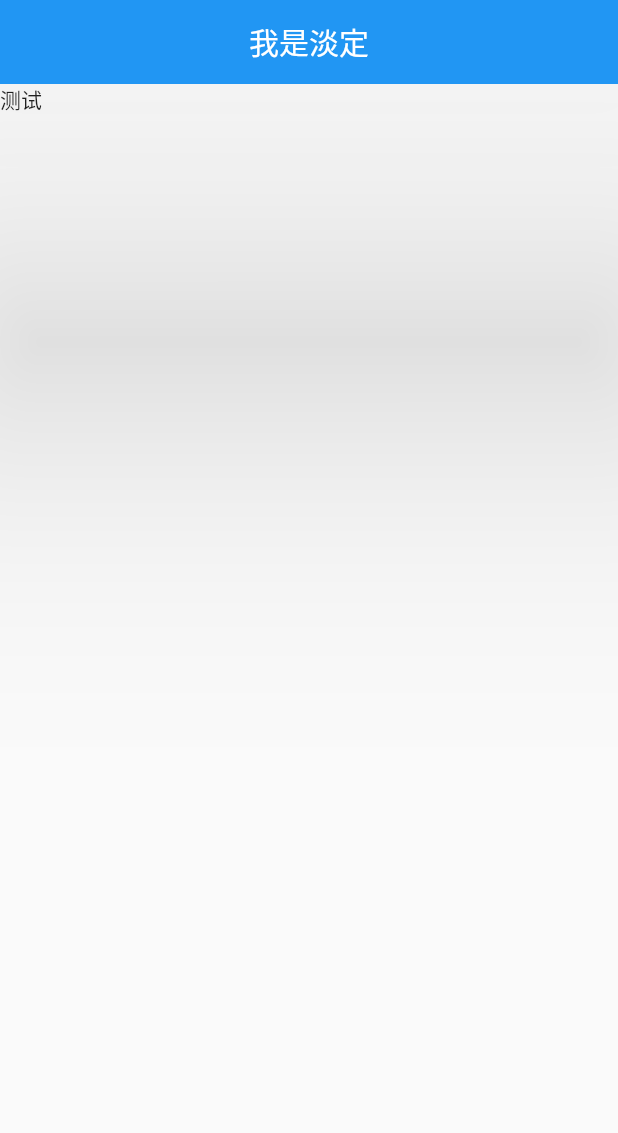
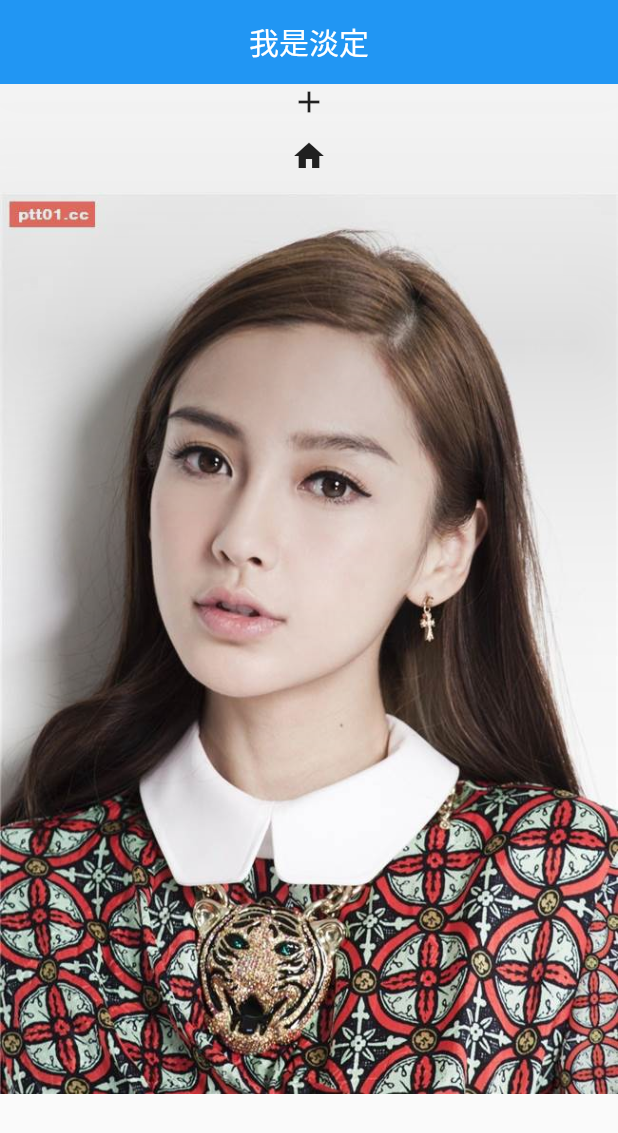
Before and after one commit to tangchunwei/flutter_learn, a Flutter app: the screen it shows after launch, on a phone screen of 412 x 824 dp. Shown: the top 1133 px of the screen. Run offline on Flutter 3.47's test engine with Material 2 defaults, Android fonts, the phone set to English and light mode, and no system bars.

Commit message:
#IconImages

```diff
--- a/lib/main.dart
+++ b/lib/main.dart
@@ -1,6 +1,6 @@
 import 'package:flutter/material.dart';
 
-import 'widgets/text.dart';
+import 'widgets/iconimages.dart';
 
 main() {
   runApp(const MyApp());
@@ -21,7 +21,7 @@ class HomePage extends StatelessWidget {
     return Scaffold(
       appBar: AppBar(
           title: const Text("我是淡定"), centerTitle: true, elevation: 100.0),
-      body: const TextDemo(),
+      body: const IconImagesDemo(),
     );
   }
 }
--- /dev/null
+++ b/lib/widgets/iconimages.dart
@@ -0,0 +1,21 @@
+import 'package:flutter/material.dart';
+
+class IconImagesDemo extends StatelessWidget {
+  const IconImagesDemo({Key? key}) : super(key: key);
+
+  @override
+  Widget build(BuildContext context) {
+    return Column(
+      children: [
+        const Icon(Icons.add),
+        IconButton(onPressed: () {}, icon: const Icon(Icons.home)),
+        // SizedBox(
+        //   width: double.infinity,
+        //   child: Image.network(
+        //       "https://i1.kknews.cc/SIG=22qq45e/50np00048010op788292.jpg"),
+        // ),
+        Image.asset("images/1430112700-4140199527.jpg")
+      ],
+    );
+  }
+}
--- a/lib/widgets/text.dart
+++ /dev/null
@@ -1,10 +0,0 @@
-import 'package:flutter/cupertino.dart';
-
-class TextDemo extends StatelessWidget {
-  const TextDemo({Key? key}) : super(key: key);
-
-  @override
-  Widget build(BuildContext context) {
-    return const Text('测试');
-  }
-}
--- a/pubspec.yaml
+++ b/pubspec.yaml
@@ -58,9 +58,8 @@ flutter:
   uses-material-design: true
 
   # To add assets to your application, add an assets section, like this:
-  # assets:
-  #   - images/a_dot_burr.jpeg
-  #   - images/a_dot_ham.jpeg
+  assets:
+    - images/1430112700-4140199527.jpg
 
   # An image asset can refer to one or more resolution-specific "variants", see
   # https://flutter.dev/assets-and-images/#resolution-aware.
```
Also changed, not shown: images/1430112700-4140199527.jpg (added).
